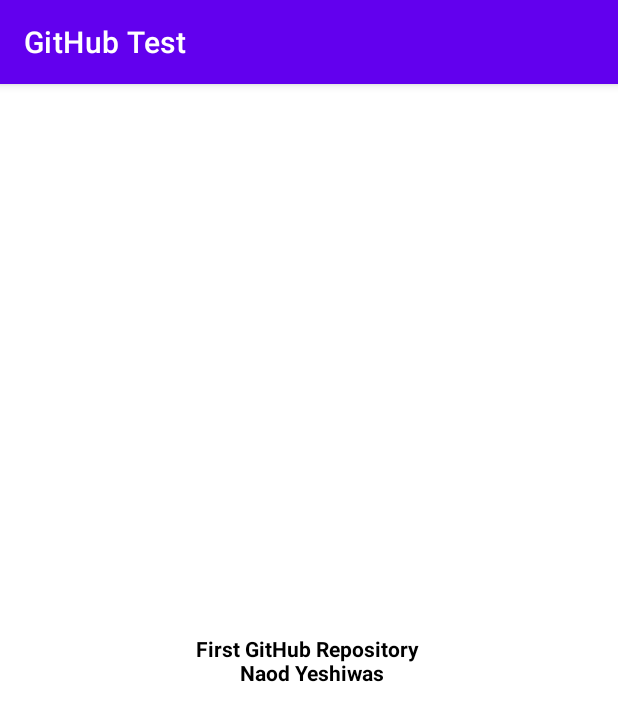
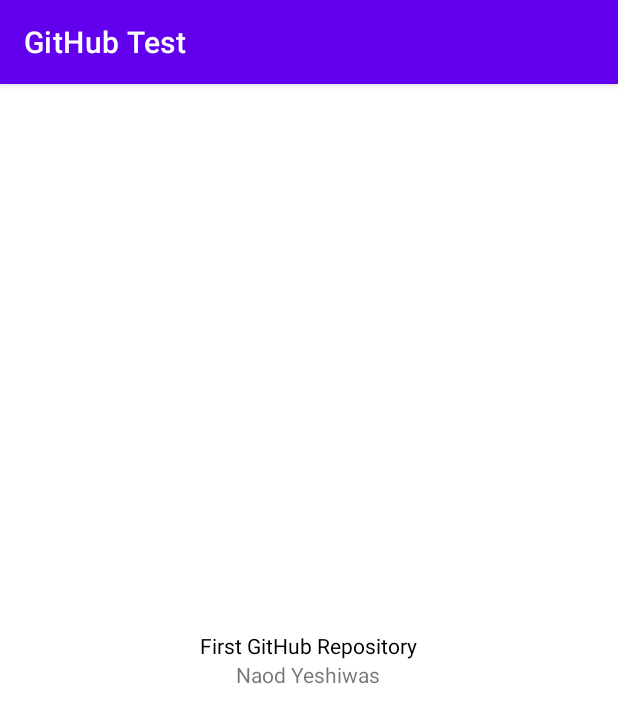
Before and after one commit to NaodYeshiwas/First-GitHub-Repository, an Android app: the screen it shows after launch (MainActivity), on a phone screen of 412 x 824 dp. Shown: the top 723 px of the screen. Run offline under Robolectric (Android 15) with nearby library versions, the phone set to English and light mode, and no system bars.

Commit message:
second update

```diff
--- a/app/src/main/res/layout/activity_main.xml
+++ b/app/src/main/res/layout/activity_main.xml
@@ -6,16 +6,33 @@
     android:layout_height="match_parent"
     tools:context=".MainActivity">
 
+    <LinearLayout
+        android:layout_width="match_parent"
+        android:layout_height="match_parent"
+        android:orientation="vertical"
+        android:gravity="center">
+
         <TextView
             android:layout_width="wrap_content"
             android:layout_height="wrap_content"
-        android:text="First GitHub Repository \n Naod Yeshiwas"
+            android:text="First GitHub Repository"
             android:textAlignment="center"
-        android:textStyle="bold"
             android:textColor="@color/black"
             app:layout_constraintBottom_toBottomOf="parent"
             app:layout_constraintEnd_toEndOf="parent"
             app:layout_constraintStart_toStartOf="parent"
             app:layout_constraintTop_toTopOf="parent" />
 
+        <TextView
+            android:layout_width="wrap_content"
+            android:layout_height="wrap_content"
+            android:text="Naod Yeshiwas"
+            android:textAlignment="center"
+            app:layout_constraintBottom_toBottomOf="parent"
+            app:layout_constraintEnd_toEndOf="parent"
+            app:layout_constraintStart_toStartOf="parent"
+            app:layout_constraintTop_toTopOf="parent" />
+
+    </LinearLayout>
+
 </androidx.constraintlayout.widget.ConstraintLayout>
```
Lines whose indentation alone changed are shown as unchanged.
